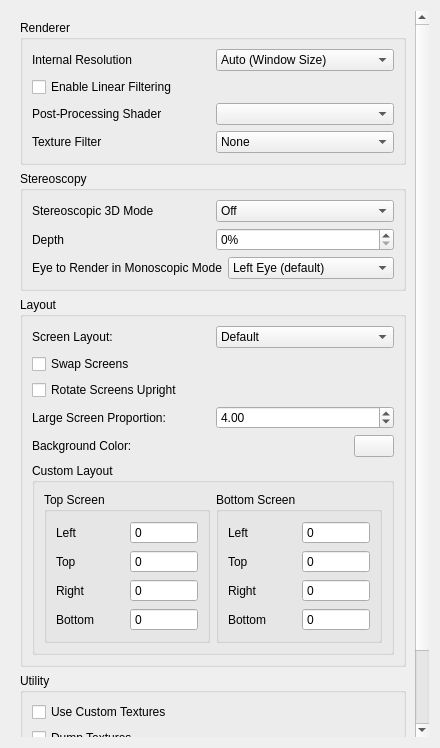
rtiangha/bravely-offline-citra, file src/citra_qt/configuration/configure_enhancements.ui: the form before one commit.
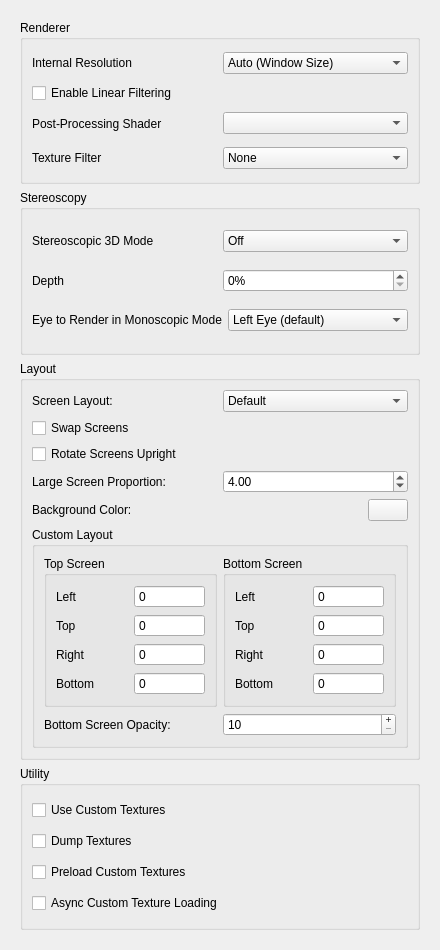
The form after the commit.

Commit message: add Bottom Screen Opacity in Enhancement tab

Diff of the .ui file:
```diff
--- a/src/citra_qt/configuration/configure_enhancements.ui
+++ b/src/citra_qt/configuration/configure_enhancements.ui
@@ -7,7 +7,7 @@
     <x>0</x>
     <y>0</y>
     <width>440</width>
-    <height>748</height>
+    <height>950</height>
    </rect>
   </property>
   <property name="minimumSize">
@@ -430,7 +430,7 @@
               <number>0</number>
              </property>
              <item>
-              <widget class="QLabel" name="label_31">
+              <widget class="QLabel" name="label_3">
                <property name="text">
                 <string>Large Screen Proportion:</string>
                </property>
@@ -498,7 +498,9 @@
             <property name="title">
              <string>Custom Layout</string>
             </property>
-            <layout class="QHBoxLayout" name="horizontalLayout_2">
+            <layout class="QVBoxLayout" name="verticalLayout_5">
+             <item>
+              <layout class="QHBoxLayout" name="horizontalLayout_4">
              <item>
               <widget class="QGroupBox" name="gb_top_screen">
                <property name="title">
@@ -658,6 +660,32 @@
                 </item>
                </layout>
               </widget>
+               </item>
+              </layout>
+             </item>
+             <item>
+              <layout class="QHBoxLayout" name="horizontalLayout_2">
+               <item>
+                <widget class="QLabel" name="lb_opacity_second_layer">
+                 <property name="text">
+                  <string>Bottom Screen Opacity:</string>
+                 </property>
+                </widget>
+               </item>
+               <item>
+                <widget class="QSpinBox" name="custom_second_layer_opacity">
+                 <property name="buttonSymbols">
+                  <enum>QAbstractSpinBox::PlusMinus</enum>
+                 </property>
+                 <property name="minimum">
+                  <number>10</number>
+                 </property>
+                 <property name="maximum">
+                  <number>100</number>
+                 </property>
+                </widget>
+               </item>
+              </layout>
              </item>
             </layout>
            </widget>
```
Left out of the diff: 2 changed lines with no effect on the pictures. Lines whose indentation alone changed are shown as unchanged. The commit also changes 2 other files.
